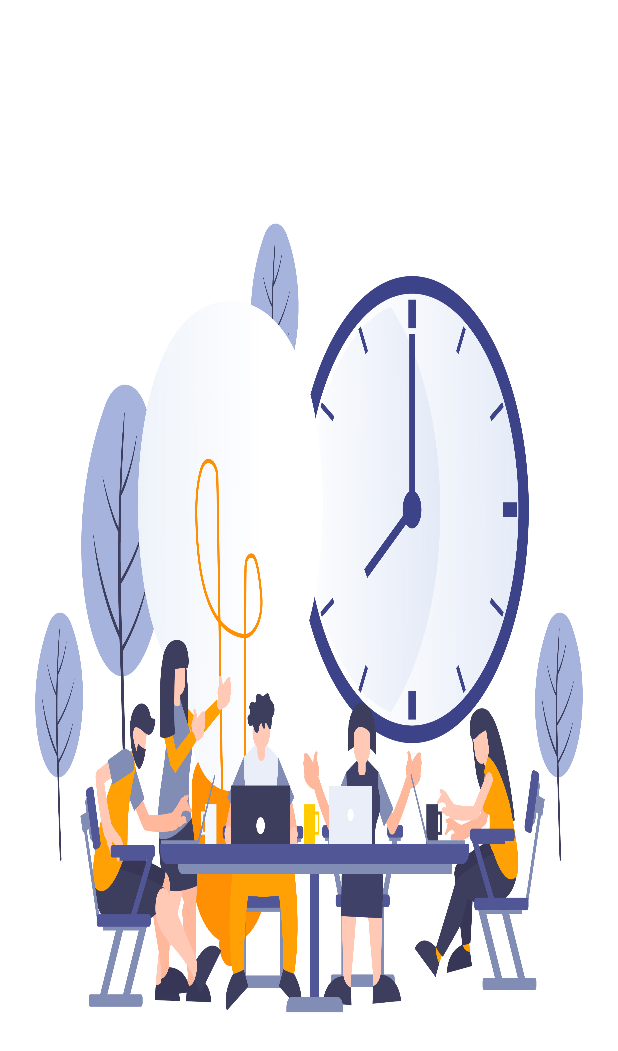
After one commit to MinhazBicon/EmployeeDirectory_Application, an Android app: the layout activity_splash_screen.xml on its own in the app's theme, with its tools: preview values and no code run, on a phone screen of 412 x 824 dp. The commit adds this screen. Shown: the top 1051 px of the screen. Run offline under Robolectric (Android 15) with nearby library versions, the phone set to English and light mode, and no system bars.

Commit message:
Splash Screen added

```diff
--- a/Employee_DirectoryAPP/app/src/main/java/com/example/employee_directoryapp/Employee_information_insert_PopUp.java
+++ b/Employee_DirectoryAPP/app/src/main/java/com/example/employee_directoryapp/Employee_information_insert_PopUp.java
@@ -87,6 +87,10 @@ public class Employee_information_insert_PopUp extends Activity implements View.
              String age = Age.getText().toString();
              String gender = Gender.getText().toString();
 
+             if (name.isEmpty() || age.isEmpty() || gender.isEmpty() || choose_imageView.getDrawable()==null){
+                 Toast.makeText(getApplicationContext(),"Enter the information",Toast.LENGTH_SHORT).show();
+             }
+             else {
                  try {
                      mySQLiteHelper.InsertData(name,age,gender,imageViewTOByte(choose_imageView));
                      Toast.makeText(getApplicationContext(),"Record added successful",Toast.LENGTH_SHORT).show();
@@ -94,6 +98,7 @@ public class Employee_information_insert_PopUp extends Activity implements View.
                      finish();
                  }catch (Exception e){
                      e.printStackTrace();
+                 }
              }
 
         }
--- a/Employee_DirectoryAPP/app/src/main/java/com/example/employee_directoryapp/MainActivity.java
+++ b/Employee_DirectoryAPP/app/src/main/java/com/example/employee_directoryapp/MainActivity.java
@@ -26,6 +26,7 @@ import android.util.DisplayMetrics;
 import android.util.Log;
 import android.view.Gravity;
 import android.view.View;
+import android.view.Window;
 import android.view.WindowManager;
 import android.widget.Button;
 import android.widget.EditText;
@@ -54,6 +55,8 @@ public class MainActivity extends AppCompatActivity {
     protected void onCreate(Bundle savedInstanceState) {
         super.onCreate(savedInstanceState);
         setContentView(R.layout.activity_main);
+
+        setTitle("Employee List");
 
         Add_employee_btn = findViewById(R.id.add_employee_btn);
         recyclerView = findViewById(R.id.recyclerview_id);
@@ -234,9 +237,6 @@ public class MainActivity extends AppCompatActivity {
         });
 
     }
-
-
-
     public  byte[] imageViewTOByte(ImageView image) {
         Bitmap bitmap = ((BitmapDrawable)image.getDrawable()).getBitmap();
         ByteArrayOutputStream byteArrayOutputStream = new ByteArrayOutputStream();
--- /dev/null
+++ b/Employee_DirectoryAPP/app/src/main/res/layout/activity_splash_screen.xml
@@ -0,0 +1,10 @@
+<?xml version="1.0" encoding="utf-8"?>
+<androidx.constraintlayout.widget.ConstraintLayout xmlns:android="http://schemas.android.com/apk/res/android"
+    xmlns:app="http://schemas.android.com/apk/res-auto"
+    xmlns:tools="http://schemas.android.com/tools"
+    android:layout_width="match_parent"
+    android:layout_height="match_parent"
+    android:background="@drawable/splash_screen"
+    tools:context=".SplashScreen">
+
+</androidx.constraintlayout.widget.ConstraintLayout>
--- a/Employee_DirectoryAPP/app/src/main/res/values/strings.xml
+++ b/Employee_DirectoryAPP/app/src/main/res/values/strings.xml
@@ -1,3 +1,4 @@
 <resources>
-    <string name="app_name">Employee_DirectoryAPP</string>
+    <string name="app_name">Employee\nDirectory</string>
+    <string name="text1">Employee List</string>
 </resources>
```
Also changed, not shown: Employee_DirectoryAPP/app/src/main/AndroidManifest.xml (+12 -5 lines), Employee_DirectoryAPP/app/src/main/java/com/example/employee_directoryapp/SplashScreen.java (added, +38 -0 lines), Employee_DirectoryAPP/app/src/main/res/drawable/splash_screen.png (added). Lines whose indentation alone changed are shown as unchanged.
